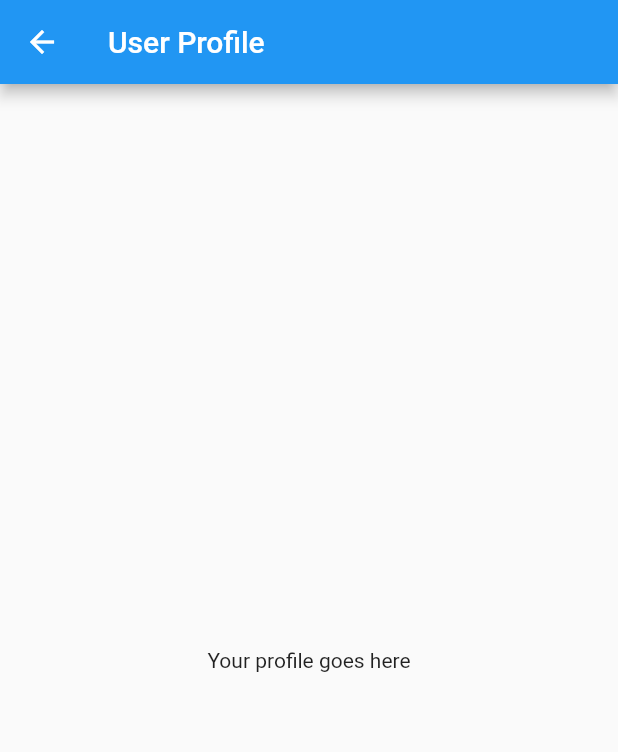
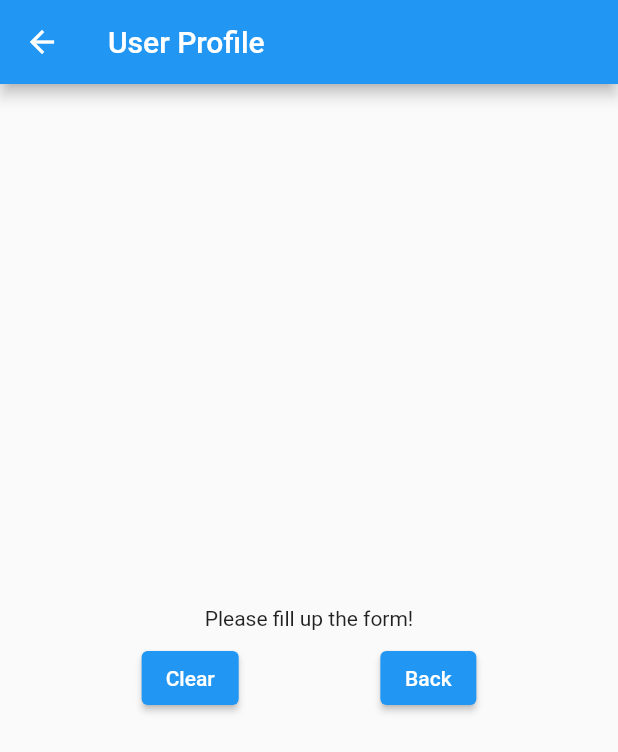
Before and after one commit to minggliangg/A-Flutter-Form, a Flutter app: the AppProfilePage screen opened directly, on a phone screen of 412 x 824 dp. Shown: the top 752 px of the screen. Run offline on Flutter 3.47's test engine with Material 2 defaults, Android fonts, the phone set to English and light mode, and no system bars.

Commit message:
Implemented provider for review and profile

```diff
--- /dev/null
+++ b/lib/provider/user_provider.dart
@@ -0,0 +1,18 @@
+import 'package:a_flutter_form/entity/user_entity.dart';
+import 'package:flutter/material.dart';
+
+class UserProvider extends ChangeNotifier {
+  UserEntity? userEntity;
+
+  UserProvider({this.userEntity});
+
+  void updateUser(UserEntity userEntity) {
+    this.userEntity = userEntity;
+    notifyListeners();
+  }
+
+  void clearUser() {
+    userEntity = null;
+    notifyListeners();
+  }
+}
--- a/lib/route/app_form_page.dart
+++ b/lib/route/app_form_page.dart
@@ -32,6 +32,7 @@ class _AppFormPageState extends State<AppFormPage> {
                 _FormFieldPadding(
                   child: TextFormField(
                     validator: (name) => AppValidators.nameValidator(name),
+                    autocorrect: false,
                     autovalidateMode: AutovalidateMode.onUserInteraction,
                     decoration: const InputDecoration(
                       label: Text('Name'),
--- a/lib/route/app_profile_page.dart
+++ b/lib/route/app_profile_page.dart
@@ -1,17 +1,54 @@
+import 'package:a_flutter_form/provider/user_provider.dart';
 import 'package:flutter/material.dart';
+import 'package:provider/provider.dart';
 
 class AppProfilePage extends StatelessWidget {
   const AppProfilePage({Key? key}) : super(key: key);
 
   @override
   Widget build(BuildContext context) {
+    final appUser = Provider.of<UserProvider>(context).userEntity;
+
+    final message = appUser != null
+        ? '${appUser.name}, age ${appUser.age} loves to eat ${appUser.favouriteFood}'
+        : 'Please fill up the form!';
+
     return Scaffold(
       appBar: AppBar(
         title: const Text('User Profile'),
       ),
-      body: const SafeArea(
+      body: SafeArea(
         child: Center(
-          child: Text('Your profile goes here'),
+          child: Column(
+            mainAxisAlignment: MainAxisAlignment.center,
+            children: [
+              Text(message),
+              const SizedBox(
+                height: 8.0,
+              ),
+              Row(
+                mainAxisAlignment: MainAxisAlignment.spaceEvenly,
+                children: [
+                  ElevatedButton(
+                    onPressed: () {
+                      Provider.of<UserProvider>(context, listen: false)
+                          .clearUser();
+                      Navigator.pushNamedAndRemoveUntil(
+                          context, '/', (Route<dynamic> route) => false);
+                    },
+                    child: const Text('Clear'),
+                  ),
+                  ElevatedButton(
+                    onPressed: () {
+                      Navigator.pushNamedAndRemoveUntil(
+                          context, '/', (Route<dynamic> route) => false);
+                    },
+                    child: const Text('Back'),
+                  ),
+                ],
+              ),
+            ],
+          ),
         ),
       ),
     );
```
Also changed, not shown: lib/main.dart (+8 -2 lines), lib/route/app_review_page.dart (+20 -3 lines), 1 other file.
